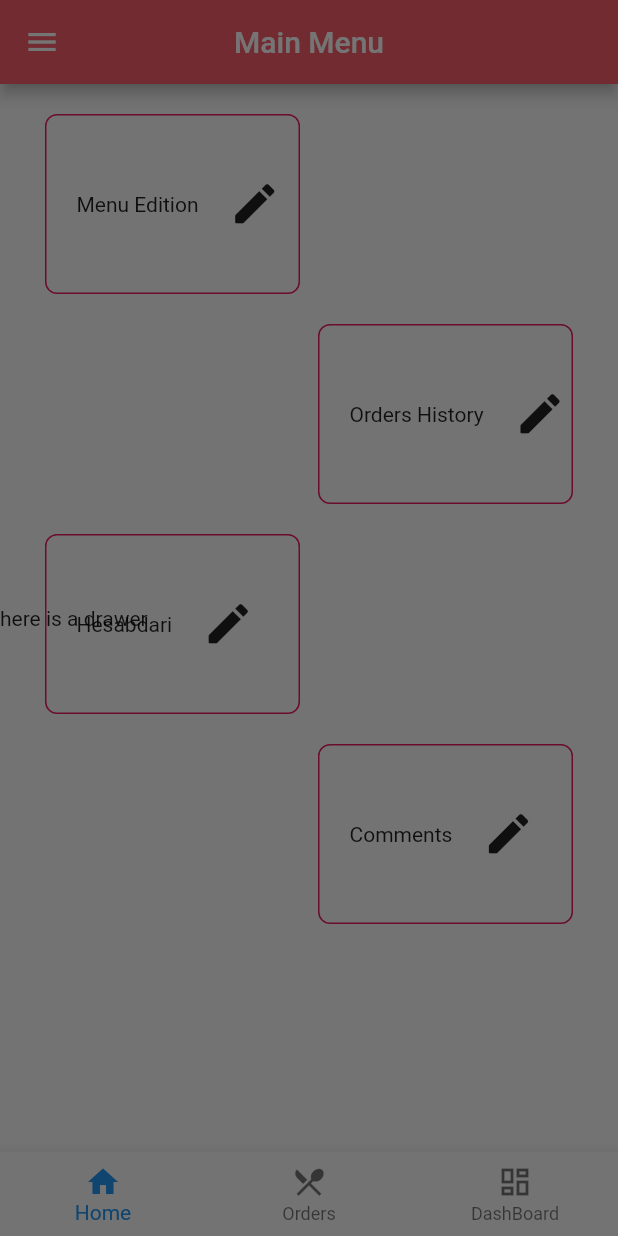
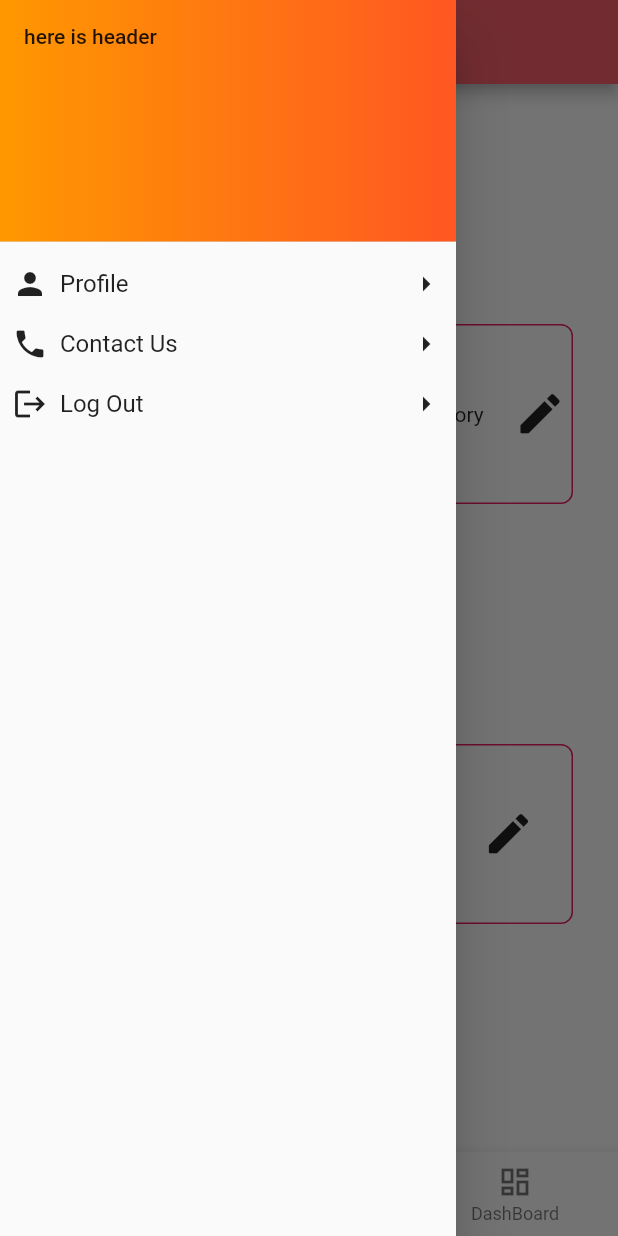
Before and after one commit to amir-r-z-a/chf-restaurant-App, a Flutter app: the MainMenuScreen screen opened directly, with the side drawer open, on a phone screen of 412 x 824 dp. Run offline on Flutter 3.47's test engine with Material 2 defaults, Android fonts, the phone set to English and light mode, and no system bars; missing offline and left inert: dart:html; accounts and stored records are empty.

Commit message:
Drawer added and completed

```diff
--- a/lib/Screens/MainMenuScreen.dart
+++ b/lib/Screens/MainMenuScreen.dart
@@ -1,12 +1,60 @@
 import 'package:flutter/cupertino.dart';
 import 'package:flutter/material.dart';
+
+class customListTile extends StatefulWidget {
+   IconData icon ;
+   String text ;
+  Function ontap ;
+
+   customListTile(this.icon, this.text, this.ontap);
+
+  @override
+  _customListTileState createState() => _customListTileState();
+}
+
+class _customListTileState extends State<customListTile> {
+
+  @override
+  Widget build(BuildContext context) {
+    return Padding(
+      padding: const EdgeInsets.fromLTRB(8, 0, 8, 0),
+      child: InkWell(
+        splashColor: Colors.deepOrange,
+        onTap:widget.ontap,
+        child: Container(
+          height: 40,
+          child: Row(
+            mainAxisAlignment: MainAxisAlignment.spaceBetween,
+            children: [
+              Row(
+                children: [
+                  Icon(widget.icon),
+                  Padding(
+                    padding: const EdgeInsets.all(8.0),
+                    child: Text(
+                      widget.text,
+                      style: TextStyle(fontSize: 16),
+                    ),
+                  )
+                ],
+              ),
+              Icon(Icons.arrow_right),
+            ],
+          ),
+        ),
+      ),
+    );
+  }
+}
 
 class MainMenuScreen extends StatefulWidget {
   @override
   _MainMenuScreenState createState() => _MainMenuScreenState();
 }
+
 class _MainMenuScreenState extends State<MainMenuScreen> {
   int _currentSelected = 0;
+
   @override
   Widget build(BuildContext context) {
     return Container(
@@ -35,9 +83,21 @@ class _MainMenuScreenState extends State<MainMenuScreen> {
             ),
           ],
         ),
-        drawer: Container(
-          child: Text("here is a drawer"),
-        ),
+        drawer: Drawer(
+            child: ListView(
+          children: [
+            DrawerHeader(
+                decoration: BoxDecoration(
+                    gradient: LinearGradient(colors: [
+                  Colors.orange,
+                  Colors.deepOrange,
+                ])),
+                child: Text('here is header')),
+            customListTile(Icons.person,'Profile',()=>{}),
+            customListTile(Icons.phone,'Contact Us',()=>{}),
+            customListTile(Icons.logout,"Log Out",()=>{}),
+          ],
+        )),
         appBar: AppBar(
           centerTitle: true,
           title: Text("Main Menu"),
@@ -68,8 +128,8 @@ class _MainMenuScreenState extends State<MainMenuScreen> {
                         ),
                         decoration: BoxDecoration(
                             border: Border.all(width: 1, color: Colors.pink),
-                            borderRadius:
-                                const BorderRadius.all(const Radius.circular(8))),
+                            borderRadius: const BorderRadius.all(
+                                const Radius.circular(8))),
                         width: 170,
                         height: 120,
                       ),
@@ -99,8 +159,8 @@ class _MainMenuScreenState extends State<MainMenuScreen> {
                         ),
                         decoration: BoxDecoration(
                             border: Border.all(width: 1, color: Colors.pink),
-                            borderRadius:
-                                const BorderRadius.all(const Radius.circular(8))),
+                            borderRadius: const BorderRadius.all(
+                                const Radius.circular(8))),
                         width: 170,
                         height: 120,
                       ),
@@ -129,8 +189,8 @@ class _MainMenuScreenState extends State<MainMenuScreen> {
                         ),
                         decoration: BoxDecoration(
                             border: Border.all(width: 1, color: Colors.pink),
-                            borderRadius:
-                                const BorderRadius.all(const Radius.circular(8))),
+                            borderRadius: const BorderRadius.all(
+                                const Radius.circular(8))),
                         width: 170,
                         height: 120,
                       ),
@@ -160,8 +220,8 @@ class _MainMenuScreenState extends State<MainMenuScreen> {
                         ),
                         decoration: BoxDecoration(
                             border: Border.all(width: 1, color: Colors.pink),
-                            borderRadius:
-                                const BorderRadius.all(const Radius.circular(8))),
+                            borderRadius: const BorderRadius.all(
+                                const Radius.circular(8))),
                         width: 170,
                         height: 120,
                       ),
```
